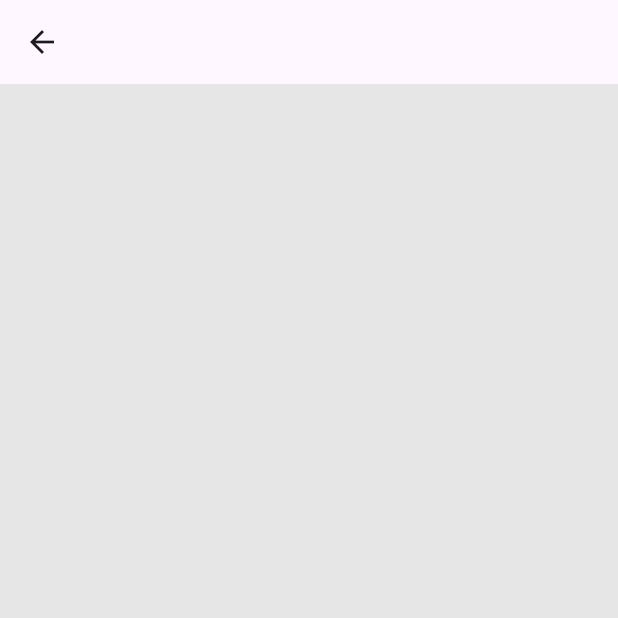
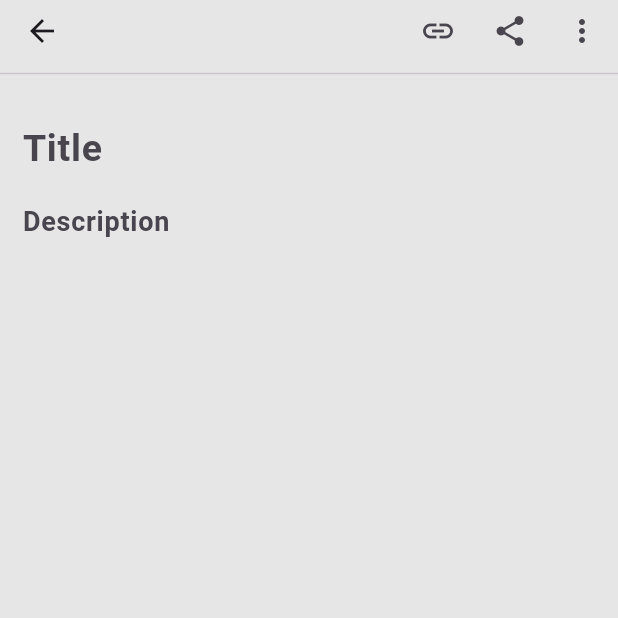
Before and after one commit to atikrony/ToDo_App_GetX, a Flutter app: the screen it shows after launch, after a tap on the "add" icon, on a phone screen of 412 x 824 dp, the top half of it. Run offline on Flutter 3.47's test engine with Material 3 defaults, Android fonts, the phone set to English and light mode, and no system bars; our stand-ins replace get.

Commit message:
dont get much time to do code, but here's another small thing i learned today

```diff
--- a/lib/view/home/home.dart
+++ b/lib/view/home/home.dart
@@ -12,7 +12,8 @@ class HomeScreen extends StatelessWidget {
   @override
   Widget build(BuildContext context) {
     return Scaffold(
-      body: Container(
+      body: SafeArea(
+        child: Container(
           color: AppColor.backgroundColor,
           child: Padding(
             padding: const EdgeInsets.all(15),
@@ -72,11 +73,12 @@ class HomeScreen extends StatelessWidget {
             ),
           ),
         ),
+      ),
       floatingActionButton: FloatingActionButton(
         shape: const CircleBorder(),
         backgroundColor: AppColor.primaryColor,
         onPressed: () => Get.toNamed(RouteNames.noteScreen),
-        child: Icon(Icons.add),
+        child: const Icon(Icons.add),
       ),
     );
   }
--- a/lib/view/note/note_screen.dart
+++ b/lib/view/note/note_screen.dart
@@ -1,5 +1,5 @@
 import 'package:flutter/material.dart';
-
+import 'package:getx/utils/colors.dart';
 
 class NoteScreen extends StatelessWidget {
   const NoteScreen({super.key});
@@ -7,7 +7,61 @@ class NoteScreen extends StatelessWidget {
   @override
   Widget build(BuildContext context) {
     return Scaffold(
-      appBar: AppBar(),
+      appBar: AppBar(
+        scrolledUnderElevation: 0,
+        backgroundColor: AppColor.backgroundColor,
+        bottom: const PreferredSize(
+          preferredSize: Size.fromHeight(1),
+          child: Divider(),
+        ),
+        actions: [
+          IconButton(
+            onPressed: () {},
+            icon: const Icon(Icons.link),
+          ),
+          IconButton(
+            onPressed: () {},
+            icon: const Icon(Icons.share),
+          ),
+          IconButton(
+            onPressed: () {},
+            icon: const Icon(Icons.more_vert),
+          ),
+        ],
+      ),
+      body: Padding(
+        padding: const EdgeInsets.all(15),
+        child: Column(
+          children: [
+            TextFormField(
+              style: const TextStyle(fontSize: 25, fontWeight: FontWeight.bold),
+              minLines: 1,
+              maxLines: 2,
+              decoration: const InputDecoration(
+                  hintText: "Title",
+                  border: InputBorder.none,
+                  hintStyle:
+                      TextStyle(fontSize: 25, fontWeight: FontWeight.bold)),
+            ),
+            Expanded(
+              child: TextFormField(
+                style:
+                    const TextStyle(fontSize: 18, fontWeight: FontWeight.bold),
+                minLines: 10,
+                maxLines: 50,
+                decoration: const InputDecoration(
+                    hintText: "Description",
+                    border: InputBorder.none,
+                    hintStyle:
+                        TextStyle(fontSize: 18, fontWeight: FontWeight.bold)),
+              ),
+            ),
+            const SizedBox(
+              height: 50,
+            )
+          ],
+        ),
+      ),
     );
   }
 }
```
Lines whose indentation alone changed are shown as unchanged.
